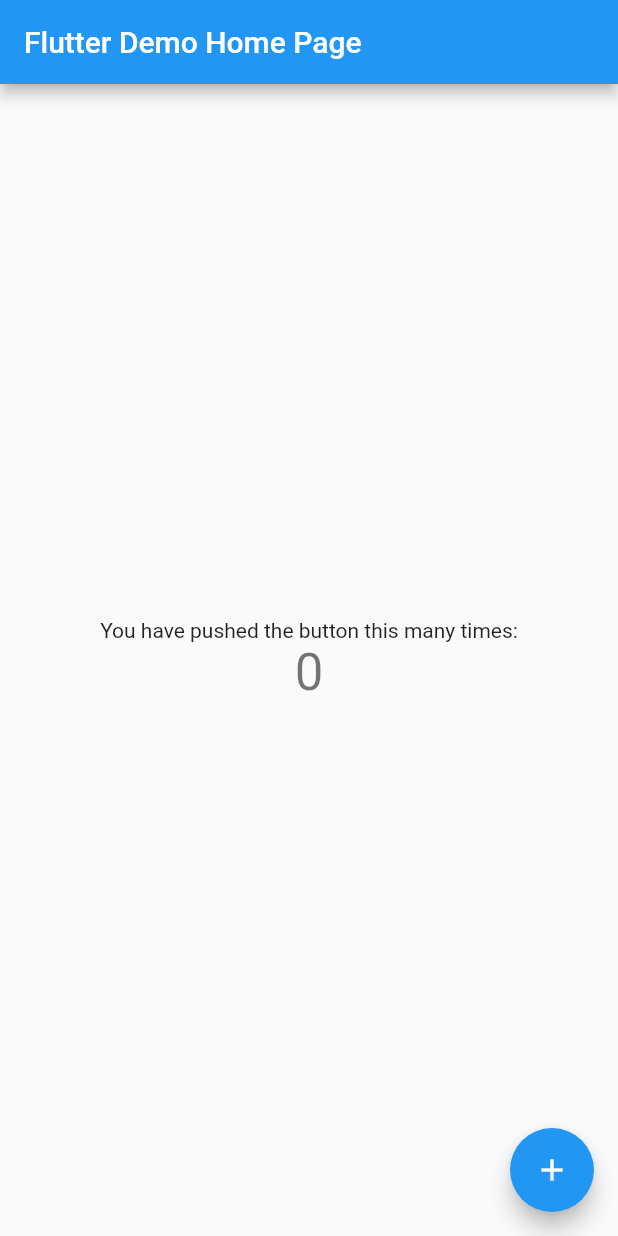
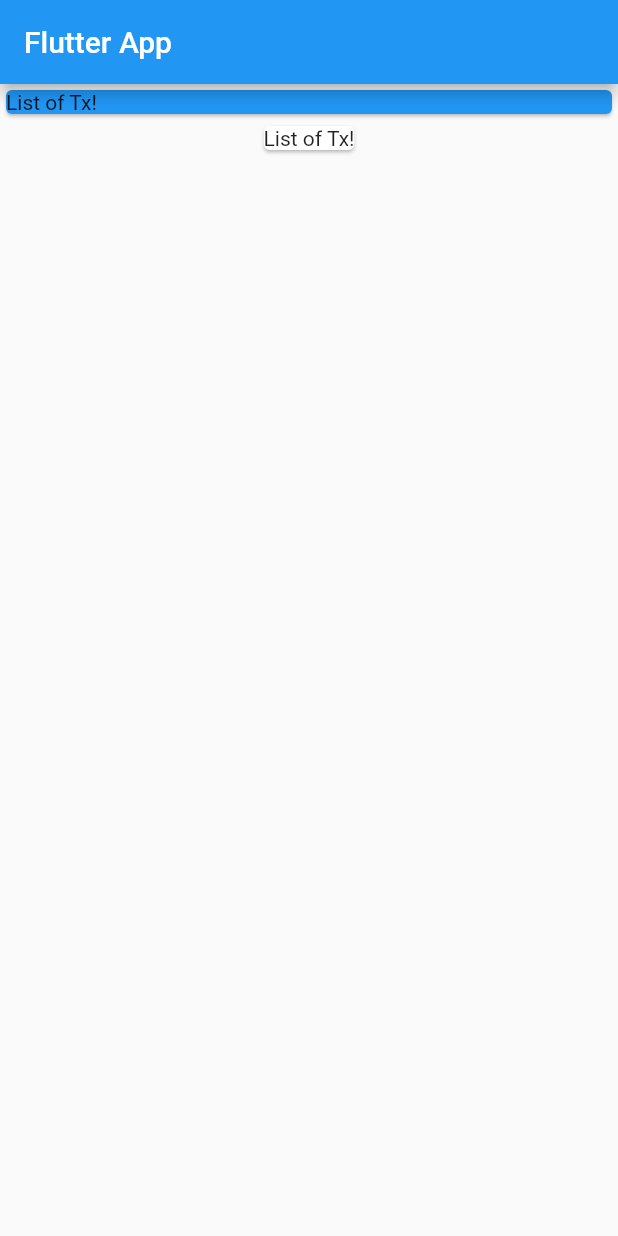
Before and after one commit to hamzzgab/Flutter-Course, a Flutter app: the screen it shows after launch, on a phone screen of 412 x 824 dp. Run offline on Flutter 3.47's test engine with Material 2 defaults, Android fonts, the phone set to English and light mode, and no system bars.

Commit message:
Update main.dart

```diff
--- a/expense_app/lib/main.dart
+++ b/expense_app/lib/main.dart
@@ -1,117 +1,47 @@
 import 'package:flutter/material.dart';
 
-void main() {
-  runApp(MyApp());
-}
+void main() => runApp(MyApp());
 
 class MyApp extends StatelessWidget {
-  // This widget is the root of your application.
   @override
   Widget build(BuildContext context) {
     return MaterialApp(
-      title: 'Flutter Demo',
-      theme: ThemeData(
-        // This is the theme of your application.
-        //
-        // Try running your application with "flutter run". You'll see the
-        // application has a blue toolbar. Then, without quitting the app, try
-        // changing the primarySwatch below to Colors.green and then invoke
-        // "hot reload" (press "r" in the console where you ran "flutter run",
-        // or simply save your changes to "hot reload" in a Flutter IDE).
-        // Notice that the counter didn't reset back to zero; the application
-        // is not restarted.
-        primarySwatch: Colors.blue,
-        // This makes the visual density adapt to the platform that you run
-        // the app on. For desktop platforms, the controls will be smaller and
-        // closer together (more dense) than on mobile platforms.
-        visualDensity: VisualDensity.adaptivePlatformDensity,
-      ),
-      home: MyHomePage(title: 'Flutter Demo Home Page'),
+      title: 'Flutter App',
+      home: MyHomePage(),
     );
   }
 }
 
-class MyHomePage extends StatefulWidget {
-  MyHomePage({Key key, this.title}) : super(key: key);
-
-  // This widget is the home page of your application. It is stateful, meaning
-  // that it has a State object (defined below) that contains fields that affect
-  // how it looks.
-
-  // This class is the configuration for the state. It holds the values (in this
-  // case the title) provided by the parent (in this case the App widget) and
-  // used by the build method of the State. Fields in a Widget subclass are
-  // always marked "final".
-
-  final String title;
-
-  @override
-  _MyHomePageState createState() => _MyHomePageState();
-}
-
-class _MyHomePageState extends State<MyHomePage> {
-  int _counter = 0;
-
-  void _incrementCounter() {
-    setState(() {
-      // This call to setState tells the Flutter framework that something has
-      // changed in this State, which causes it to rerun the build method below
-      // so that the display can reflect the updated values. If we changed
-      // _counter without calling setState(), then the build method would not be
-      // called again, and so nothing would appear to happen.
-      _counter++;
-    });
-  }
-
+class MyHomePage extends StatelessWidget {
   @override
   Widget build(BuildContext context) {
-    // This method is rerun every time setState is called, for instance as done
-    // by the _incrementCounter method above.
-    //
-    // The Flutter framework has been optimized to make rerunning build methods
-    // fast, so that you can just rebuild anything that needs updating rather
-    // than having to individually change instances of widgets.
     return Scaffold(
       appBar: AppBar(
-        // Here we take the value from the MyHomePage object that was created by
-        // the App.build method, and use it to set our appbar title.
-        title: Text(widget.title),
+        title: Text('Flutter App'),
       ),
-      body: Center(
-        // Center is a layout widget. It takes a single child and positions it
-        // in the middle of the parent.
-        child: Column(
-          // Column is also a layout widget. It takes a list of children and
-          // arranges them vertically. By default, it sizes itself to fit its
-          // children horizontally, and tries to be as tall as its parent.
-          //
-          // Invoke "debug painting" (press "p" in the console, choose the
-          // "Toggle Debug Paint" action from the Flutter Inspector in Android
-          // Studio, or the "Toggle Debug Paint" command in Visual Studio Code)
-          // to see the wireframe for each widget.
-          //
-          // Column has various properties to control how it sizes itself and
-          // how it positions its children. Here we use mainAxisAlignment to
-          // center the children vertically; the main axis here is the vertical
-          // axis because Columns are vertical (the cross axis would be
-          // horizontal).
-          mainAxisAlignment: MainAxisAlignment.center,
-          children: <Widget>[
-            Text(
-              'You have pushed the button this many times:',
+      body: Column(
+        children: [
+          // Card(
+          //   color: Colors.blue,
+          //   child: Container(
+          //     width: double.infinity,
+          //     child: Text('CHART!'),
+          //   ),
+          //   elevation: 5,
+          // ),
+          // Can do it both ways
+          Container(
+            width: double.infinity,
+            child: Card(
+              color: Colors.blue,
+              child: Text('List of Tx!'),
             ),
-            Text(
-              '$_counter',
-              style: Theme.of(context).textTheme.headline4,
-            ),
-          ],
-        ),
+          ),
+          Card(
+            child: Text('List of Tx!'),
+          ),
+        ],
       ),
-      floatingActionButton: FloatingActionButton(
-        onPressed: _incrementCounter,
-        tooltip: 'Increment',
-        child: Icon(Icons.add),
-      ), // This trailing comma makes auto-formatting nicer for build methods.
     );
   }
 }
```
